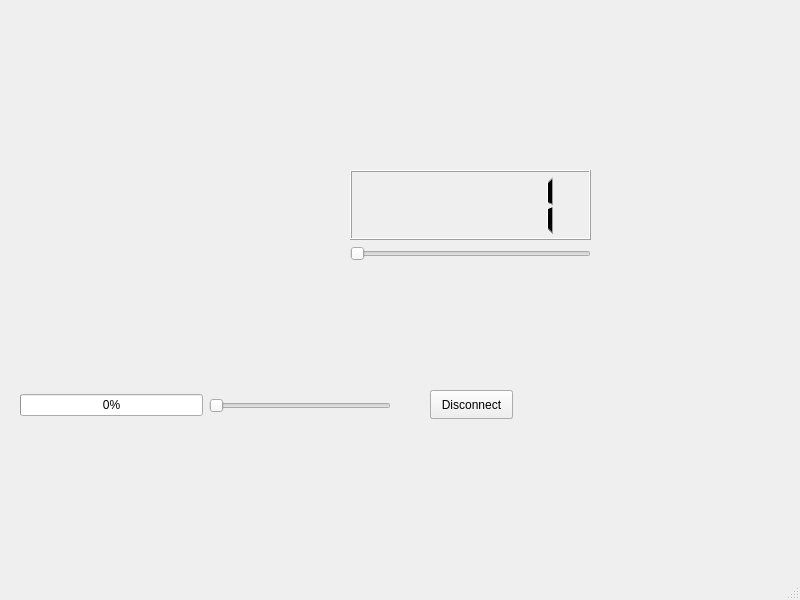
Before: the Qt Designer form Guess_a_number/mainwindow.ui in AdrianSuliga/Simple_Games, drawn with Qt 5.
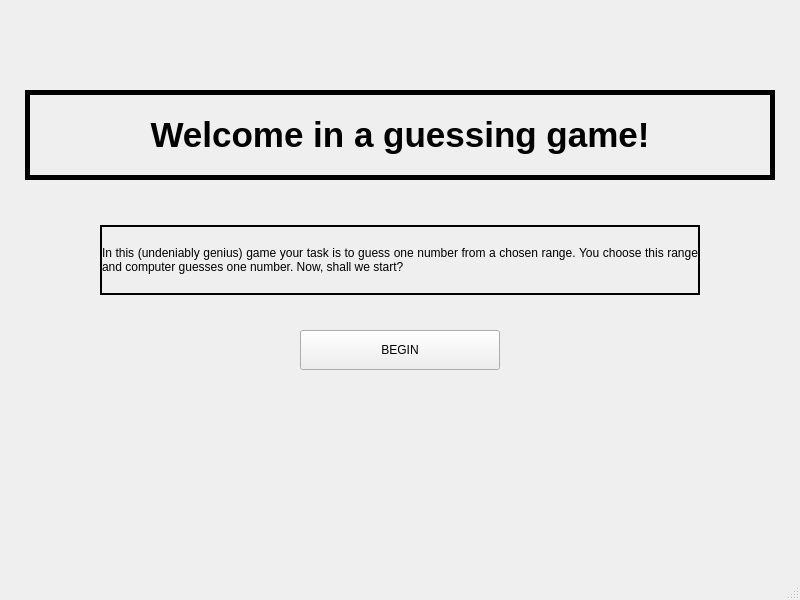
After: the same form once the commit is applied.

The edit to the form file:
```diff
--- a/Guess_a_number/mainwindow.ui
+++ b/Guess_a_number/mainwindow.ui
@@ -14,92 +14,83 @@
    <string>MainWindow</string>
   </property>
   <widget class="QWidget" name="centralwidget">
-   <widget class="QPushButton" name="connectButton">
+   <widget class="QLabel" name="TitleLabel">
     <property name="geometry">
      <rect>
-      <x>430</x>
-      <y>390</y>
-      <width>83</width>
-      <height>29</height>
+      <x>25</x>
+      <y>90</y>
+      <width>750</width>
+      <height>90</height>
      </rect>
     </property>
+    <property name="font">
+     <font>
+      <pointsize>26</pointsize>
+      <bold>true</bold>
+     </font>
+    </property>
+    <property name="frameShape">
+     <enum>QFrame::Panel</enum>
+    </property>
+    <property name="frameShadow">
+     <enum>QFrame::Plain</enum>
+    </property>
+    <property name="lineWidth">
+     <number>5</number>
+    </property>
+    <property name="midLineWidth">
+     <number>5</number>
+    </property>
     <property name="text">
-     <string>Connect</string>
+     <string>Welcome in a guessing game!</string>
     </property>
+    <property name="alignment">
+     <set>Qt::AlignCenter</set>
+    </property>
    </widget>
-   <widget class="QPushButton" name="disconnectButton">
+   <widget class="QLabel" name="IntroLabel">
     <property name="geometry">
      <rect>
-      <x>430</x>
-      <y>390</y>
-      <width>83</width>
-      <height>29</height>
+      <x>100</x>
+      <y>225</y>
+      <width>600</width>
+      <height>70</height>
      </rect>
     </property>
+    <property name="frameShape">
+     <enum>QFrame::WinPanel</enum>
+    </property>
+    <property name="midLineWidth">
+     <number>1</number>
+    </property>
     <property name="text">
-     <string>Disconnect</string>
+     <string>In this (undeniably genius) game your task is to guess one number from a chosen range. You choose this range and computer guesses one number. Now, shall we start? </string>
     </property>
-   </widget>
-   <widget class="QWidget" name="">
-    <property name="geometry">
-     <rect>
-      <x>20</x>
-      <y>380</y>
-      <width>371</width>
-      <height>51</height>
-     </rect>
+    <property name="textFormat">
+     <enum>Qt::PlainText</enum>
     </property>
-    <layout class="QHBoxLayout" name="horizontalLayout">
-     <item>
-      <widget class="QProgressBar" name="progressBar">
-       <property name="value">
-        <number>0</number>
-       </property>
-      </widget>
-     </item>
-     <item>
-      <widget class="QSlider" name="horizontalSlider">
-       <property name="orientation">
-        <enum>Qt::Horizontal</enum>
-       </property>
-      </widget>
-     </item>
-    </layout>
+    <property name="alignment">
+     <set>Qt::AlignJustify|Qt::AlignVCenter</set>
+    </property>
+    <property name="wordWrap">
+     <bool>true</bool>
+    </property>
+    <property name="margin">
+     <number>5</number>
+    </property>
    </widget>
-   <widget class="QWidget" name="">
+   <widget class="QPushButton" name="BeginButton">
     <property name="geometry">
      <rect>
-      <x>350</x>
-      <y>170</y>
-      <width>241</width>
-      <height>91</height>
+      <x>300</x>
+      <y>330</y>
+      <width>200</width>
+      <height>40</height>
      </rect>
     </property>
-    <layout class="QVBoxLayout" name="verticalLayout">
-     <item>
-      <widget class="QLCDNumber" name="lcdNumber">
-       <property name="layoutDirection">
-        <enum>Qt::LeftToRight</enum>
-       </property>
-       <property name="digitCount">
-        <number>5</number>
-       </property>
-       <property name="value" stdset="0">
-        <double>1.000000000000000</double>
-       </property>
-       <property name="intValue" stdset="0">
-        <number>1</number>
-       </property>
-      </widget>
-     </item>
-     <item>
-      <widget class="QSlider" name="numberSlider">
-       <property name="orientation">
-        <enum>Qt::Horizontal</enum>
-       </property>
-      </widget>
-     </item>
-    </layout>
+    <property name="text">
+     <string>BEGIN</string>
+    </property>
    </widget>
   </widget>
   <widget class="QMenuBar" name="menubar">
```
